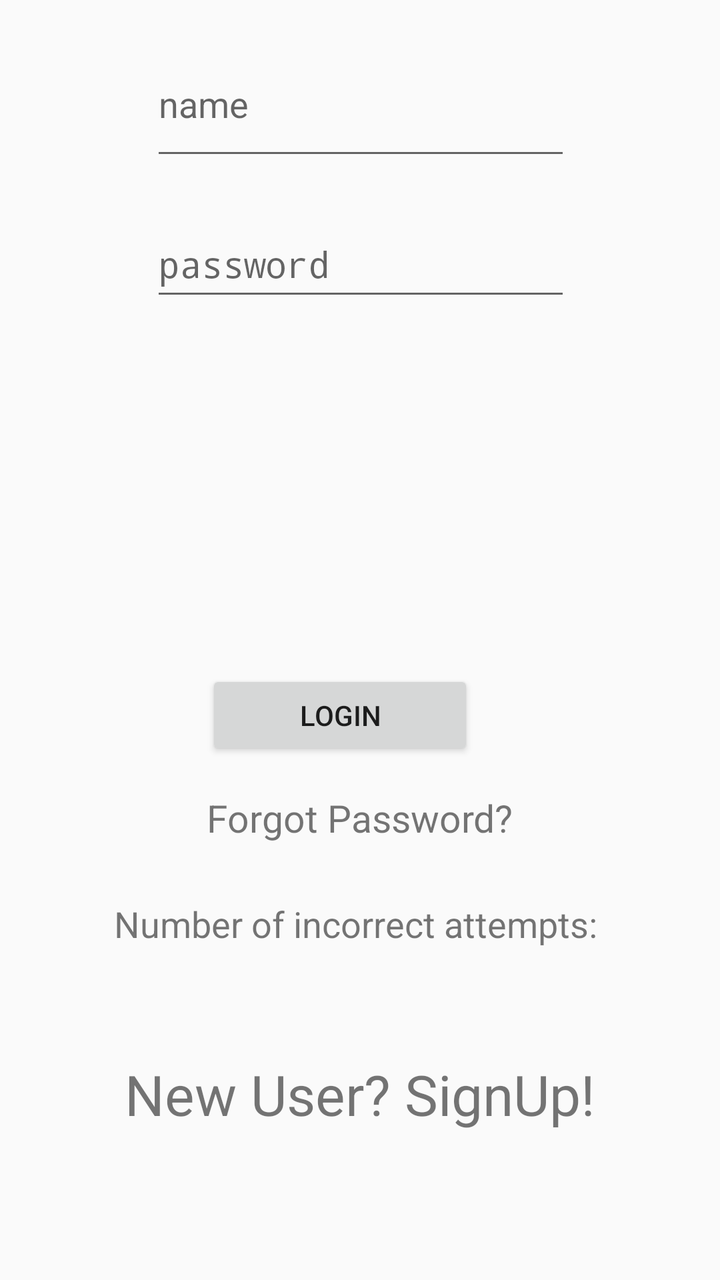
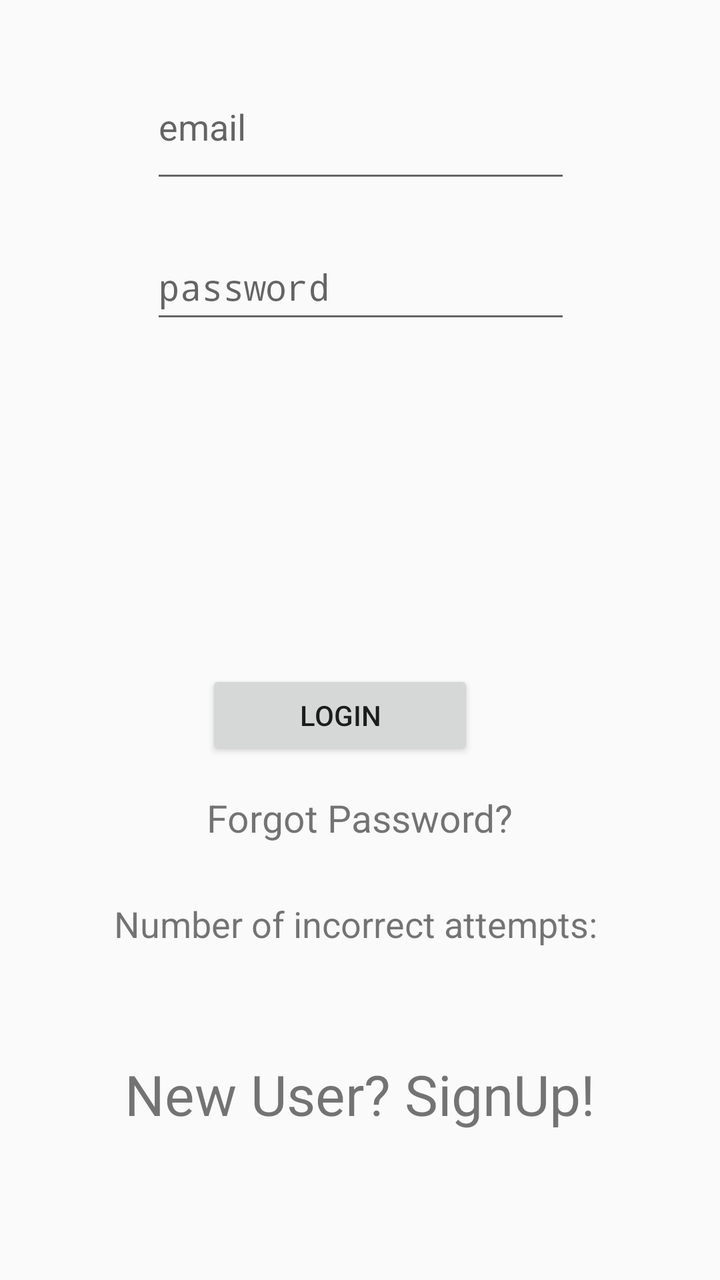

Compare the two renders of this Android layout. The source of the first and the diff that turns it into the second are given below.
<!-- AndroidManifest.xml: application theme AppTheme -->
<!-- res/layout/activity_main_login.xml -->
<?xml version="1.0" encoding="utf-8"?>
<android.support.constraint.ConstraintLayout xmlns:android="http://schemas.android.com/apk/res/android"
    xmlns:app="http://schemas.android.com/apk/res-auto"
    xmlns:tools="http://schemas.android.com/tools"
    android:layout_width="match_parent"
    android:layout_height="match_parent"
    tools:context=".MainLoginActivity">

    <EditText
        android:id="@+id/userNameField"
        android:layout_width="wrap_content"
        android:layout_height="69dp"
        android:layout_marginBottom="8dp"
        android:layout_marginEnd="8dp"
        android:layout_marginStart="8dp"
        android:layout_marginTop="16dp"
        android:ems="10"
        android:hint="name"
        android:inputType="textPersonName"
        app:layout_constraintBottom_toBottomOf="parent"
        app:layout_constraintEnd_toEndOf="parent"
        app:layout_constraintHorizontal_bias="0.503"
        app:layout_constraintStart_toStartOf="parent"
        app:layout_constraintTop_toTopOf="parent"
        app:layout_constraintVertical_bias="0.0" />

    <EditText
        android:id="@+id/userPasswordField"
        android:layout_width="wrap_content"
        android:layout_height="50dp"
        android:layout_marginBottom="8dp"
        android:layout_marginEnd="8dp"
        android:layout_marginStart="8dp"
        android:layout_marginTop="16dp"
        android:ems="10"
        android:hint="password"
        android:inputType="textPassword"
        app:layout_constraintBottom_toBottomOf="parent"
        app:layout_constraintEnd_toEndOf="parent"
        app:layout_constraintHorizontal_bias="0.503"
        app:layout_constraintStart_toStartOf="parent"
        app:layout_constraintTop_toBottomOf="@+id/userNameField"
        app:layout_constraintVertical_bias="0.009" />

    <Button
        android:id="@+id/loginButton"
        android:layout_width="134dp"
        android:layout_height="45dp"
        android:layout_marginBottom="260dp"
        android:layout_marginEnd="8dp"
        android:layout_marginStart="8dp"
        android:text="Login"
        app:layout_constraintBottom_toBottomOf="parent"
        app:layout_constraintEnd_toEndOf="parent"
        app:layout_constraintHorizontal_bias="0.452"
        app:layout_constraintStart_toStartOf="parent" />

    <TextView
        android:id="@+id/attemptsLoginInfo"
        android:layout_width="wrap_content"
        android:layout_height="47dp"
        android:layout_marginEnd="8dp"
        android:layout_marginStart="8dp"
        android:layout_marginTop="28dp"
        android:text="Number of incorrect attempts: "
        android:textSize="18sp"
        app:layout_constraintEnd_toEndOf="parent"
        app:layout_constraintStart_toStartOf="parent"
        app:layout_constraintTop_toBottomOf="@+id/forgotPwTV" />

    <TextView
        android:id="@+id/RegTextView"
        android:layout_width="wrap_content"
        android:layout_height="wrap_content"
        android:layout_marginBottom="8dp"
        android:layout_marginEnd="8dp"
        android:layout_marginStart="8dp"
        android:layout_marginTop="8dp"
        android:text="New User? SignUp!"
        android:textSize="28sp"
        app:layout_constraintBottom_toBottomOf="parent"
        app:layout_constraintEnd_toEndOf="parent"
        app:layout_constraintStart_toStartOf="parent"
        app:layout_constraintTop_toBottomOf="@+id/attemptsLoginInfo"
        app:layout_constraintVertical_bias="0.264" />

    <TextView
        android:id="@+id/forgotPwTV"
        android:layout_width="wrap_content"
        android:layout_height="wrap_content"
        android:layout_marginEnd="8dp"
        android:layout_marginStart="8dp"
        android:layout_marginTop="16dp"
        android:text="Forgot Password?"
        android:textSize="19sp"
        app:layout_constraintEnd_toEndOf="parent"
        app:layout_constraintStart_toStartOf="parent"
        app:layout_constraintTop_toBottomOf="@+id/loginButton" />

    <TextView
        android:id="@+id/infoView"
        android:layout_width="wrap_content"
        android:layout_height="wrap_content"
        android:layout_marginBottom="8dp"
        android:layout_marginEnd="8dp"
        android:layout_marginStart="8dp"
        android:layout_marginTop="8dp"
        android:textSize="22sp"
        app:layout_constraintBottom_toBottomOf="parent"
        app:layout_constraintEnd_toEndOf="parent"
        app:layout_constraintStart_toStartOf="parent"
        app:layout_constraintTop_toBottomOf="@+id/userPasswordField"
        app:layout_constraintVertical_bias="0.098" />

</android.support.constraint.ConstraintLayout>
<!-- resources referenced by this layout -->
<resources>
  <style name="AppTheme" parent="Theme.AppCompat.Light.DarkActionBar">
          
          <item name="colorPrimary">@color/colorPrimary</item>
          <item name="colorPrimaryDark">@color/colorPrimaryDark</item>
          <item name="colorAccent">@color/colorAccent</item>
      </style>
  <color name="colorPrimary">#3F51B5</color>
  <color name="colorPrimaryDark">#303F9F</color>
  <color name="colorAccent">#FF4081</color>
</resources>

<!-- the commit's change to res/layout/activity_main_login.xml (unified diff, before → after) -->
@@ -15,14 +15,14 @@
         android:layout_marginStart="8dp"
         android:layout_marginTop="16dp"
         android:ems="10"
-        android:hint="name"
+        android:hint="email"
         android:inputType="textPersonName"
         app:layout_constraintBottom_toBottomOf="parent"
         app:layout_constraintEnd_toEndOf="parent"
         app:layout_constraintHorizontal_bias="0.503"
         app:layout_constraintStart_toStartOf="parent"
         app:layout_constraintTop_toTopOf="parent"
-        app:layout_constraintVertical_bias="0.0" />
+        app:layout_constraintVertical_bias="0.021" />
 
     <EditText
         android:id="@+id/userPasswordField"
